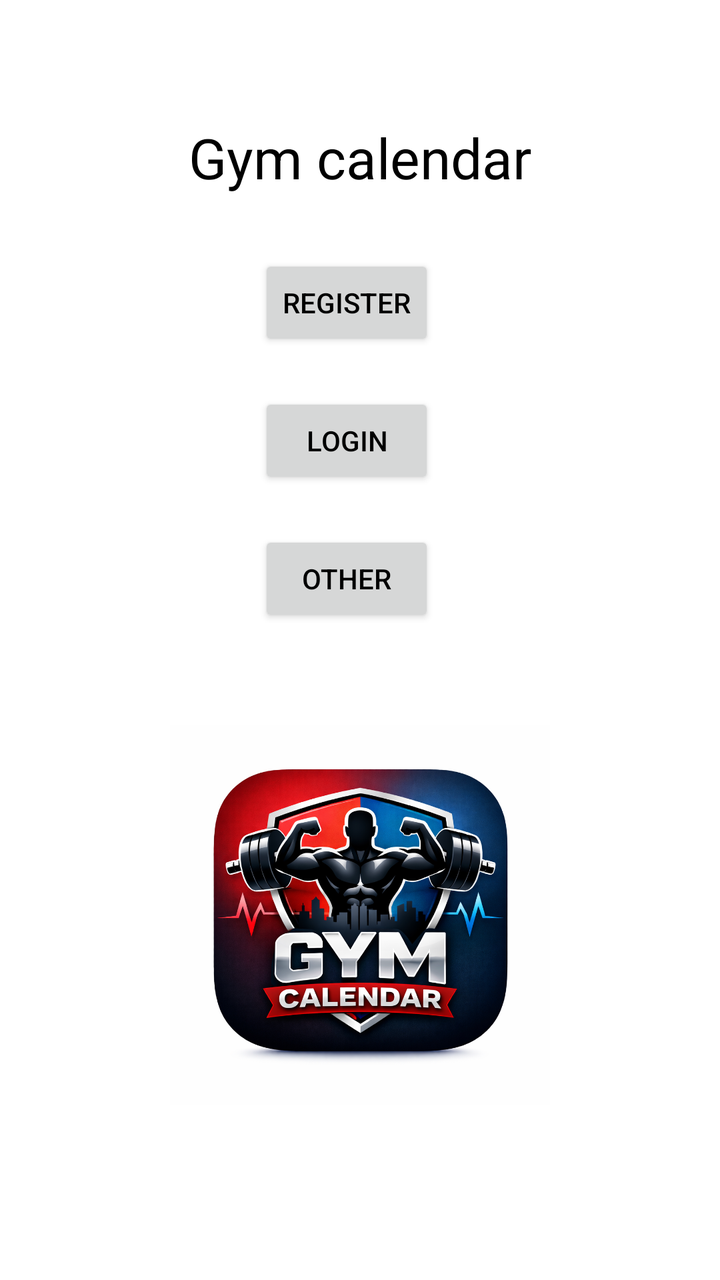
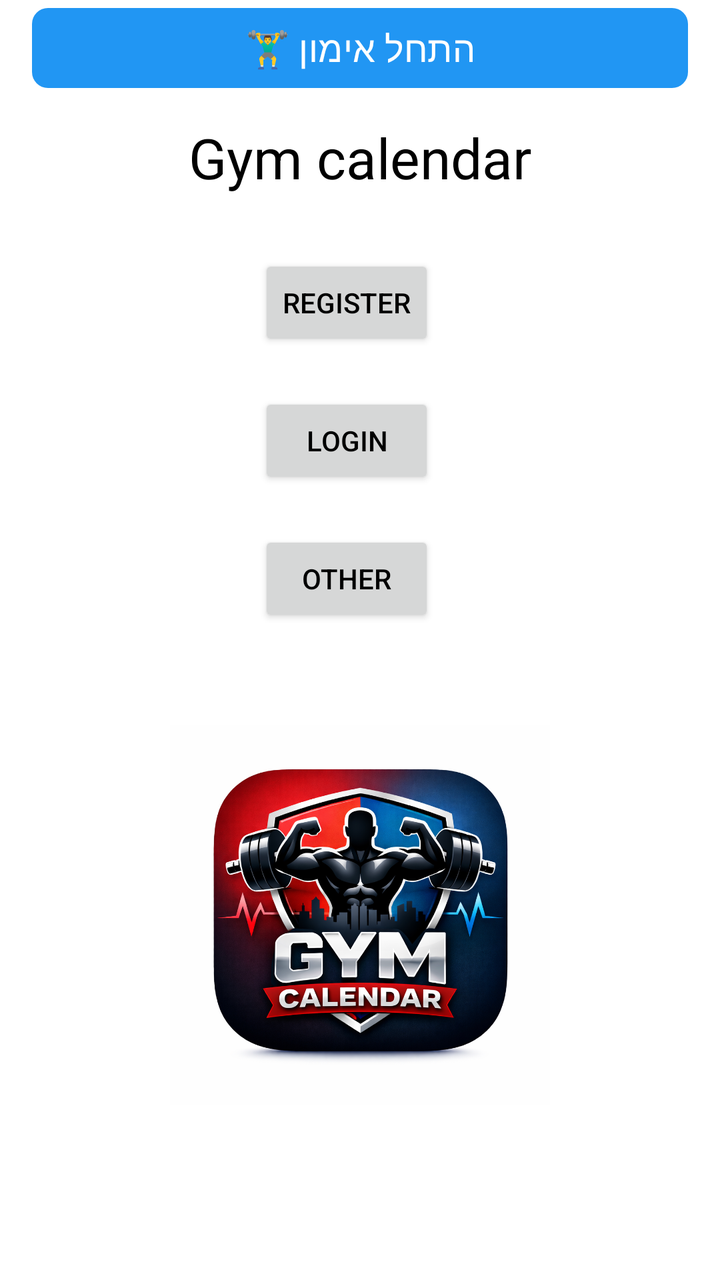

An Android layout rendered at two revisions. The XML below is the earlier revision; the diff shows what the commit changed to produce the second picture.
<!-- AndroidManifest.xml: application theme Theme.Gym_calender10 -->
<!-- res/layout/activity_main.xml -->
<?xml version="1.0" encoding="utf-8"?>
<androidx.constraintlayout.widget.ConstraintLayout xmlns:android="http://schemas.android.com/apk/res/android"
    xmlns:app="http://schemas.android.com/apk/res-auto"
    xmlns:tools="http://schemas.android.com/tools"
    android:layout_width="match_parent"
    android:layout_height="match_parent"
    tools:context=".MainActivity">

    <TextView
        android:id="@+id/topic"
        android:layout_width="wrap_content"
        android:layout_height="wrap_content"
        android:layout_marginTop="60dp"
        android:layout_marginBottom="30dp"
        android:text="Gym calendar"
        android:textSize="28sp"
        app:layout_constraintBottom_toTopOf="@+id/btnGoRegister"
        app:layout_constraintEnd_toEndOf="parent"
        app:layout_constraintStart_toStartOf="parent"
        app:layout_constraintTop_toTopOf="parent" />

    <Button
        android:id="@+id/btnGoRegister"
        android:layout_width="wrap_content"
        android:layout_height="wrap_content"
        android:layout_marginStart="35dp"
        android:layout_marginBottom="21dp"
        android:text="Register"
        app:layout_constraintBottom_toTopOf="@+id/btnGoLogin"
        app:layout_constraintStart_toStartOf="@+id/topic"
        app:layout_constraintTop_toBottomOf="@+id/topic" />

    <Button
        android:id="@+id/btnGoLogin"
        android:layout_width="wrap_content"
        android:layout_height="wrap_content"
        android:layout_marginBottom="21dp"
        android:text="Login"
        app:layout_constraintBottom_toTopOf="@+id/btnGoOther"
        app:layout_constraintStart_toStartOf="@+id/btnGoRegister"
        app:layout_constraintTop_toBottomOf="@+id/btnGoRegister" />

    <Button
        android:id="@+id/btnGoOther"
        android:layout_width="wrap_content"
        android:layout_height="wrap_content"
        android:text="Other"
        app:layout_constraintBottom_toTopOf="@+id/Logo_App"
        app:layout_constraintStart_toStartOf="@+id/btnGoLogin"
        app:layout_constraintTop_toBottomOf="@+id/btnGoLogin" />

    <ImageView
        android:id="@+id/Logo_App"
        android:layout_width="190dp"
        android:layout_height="0dp"
        android:layout_marginBottom="38dp"
        app:layout_constraintBottom_toBottomOf="parent"
        app:layout_constraintEnd_toEndOf="parent"
        app:layout_constraintStart_toStartOf="parent"
        app:layout_constraintTop_toBottomOf="@+id/btnGoOther"
        app:srcCompat="@drawable/gym_calender_logo" />

</androidx.constraintlayout.widget.ConstraintLayout>
<!-- resources referenced by this layout -->
<resources>
  <!-- drawable gym_calender_logo: png bitmap (drawable, 852017 bytes) -->
  <style name="Theme.Gym_calender10" parent="Theme.Material3.Light.NoActionBar">
          <item name="android:colorBackground">#FFFFFF</item>
          <item name="android:textColor">#000000</item>
          <item name="colorPrimary">#2196F3</item>
          <item name="colorPrimaryDark">#1976D2</item>
          <item name="colorAccent">#03A9F4</item>
      </style>
</resources>

<!-- the commit's change to res/layout/activity_main.xml (unified diff, before → after) -->
@@ -40,6 +40,15 @@
         app:layout_constraintStart_toStartOf="@+id/btnGoRegister"
         app:layout_constraintTop_toBottomOf="@+id/btnGoRegister" />
 
+    <com.google.android.material.button.MaterialButton
+        android:id="@+id/btnGoToTrackWorkout"
+        android:layout_width="match_parent"
+        android:layout_height="wrap_content"
+        android:layout_margin="16dp"
+        android:text="התחל אימון 🏋️‍♂️"
+        android:textSize="18sp"
+        app:cornerRadius="8dp" />
+
     <Button
         android:id="@+id/btnGoOther"
         android:layout_width="wrap_content"
